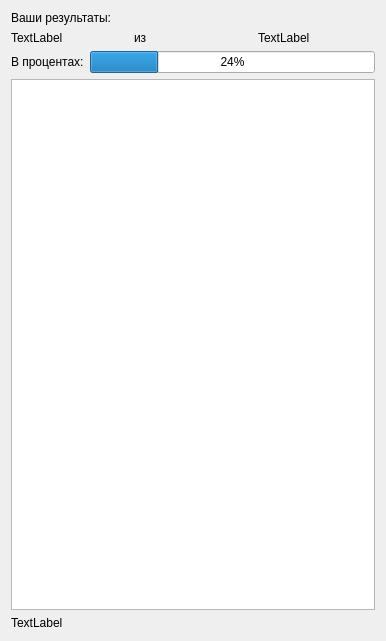
Old version of the form dialogresults.ui in the repository TeddyReady/MathTasksRenderer.
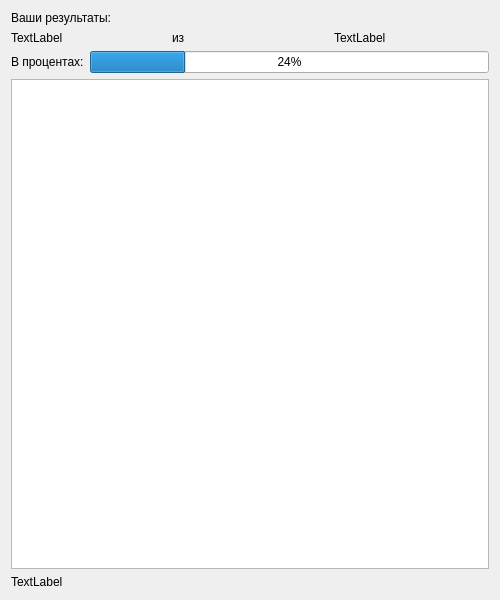
New version of the form.

```diff
--- a/dialogresults.ui
+++ b/dialogresults.ui
@@ -6,10 +6,22 @@
    <rect>
     <x>0</x>
     <y>0</y>
-    <width>386</width>
-    <height>641</height>
+    <width>500</width>
+    <height>600</height>
    </rect>
   </property>
+  <property name="minimumSize">
+   <size>
+    <width>500</width>
+    <height>600</height>
+   </size>
+  </property>
+  <property name="maximumSize">
+   <size>
+    <width>16777215</width>
+    <height>16777215</height>
+   </size>
+  </property>
   <property name="windowTitle">
    <string>Dialog</string>
   </property>
@@ -72,7 +84,14 @@
     </layout>
    </item>
    <item row="3" column="0">
-    <widget class="QTableView" name="tableView"/>
+    <widget class="QTableView" name="tableView">
+     <property name="maximumSize">
+      <size>
+       <width>16777215</width>
+       <height>16777215</height>
+      </size>
+     </property>
+    </widget>
    </item>
   </layout>
  </widget>
```
